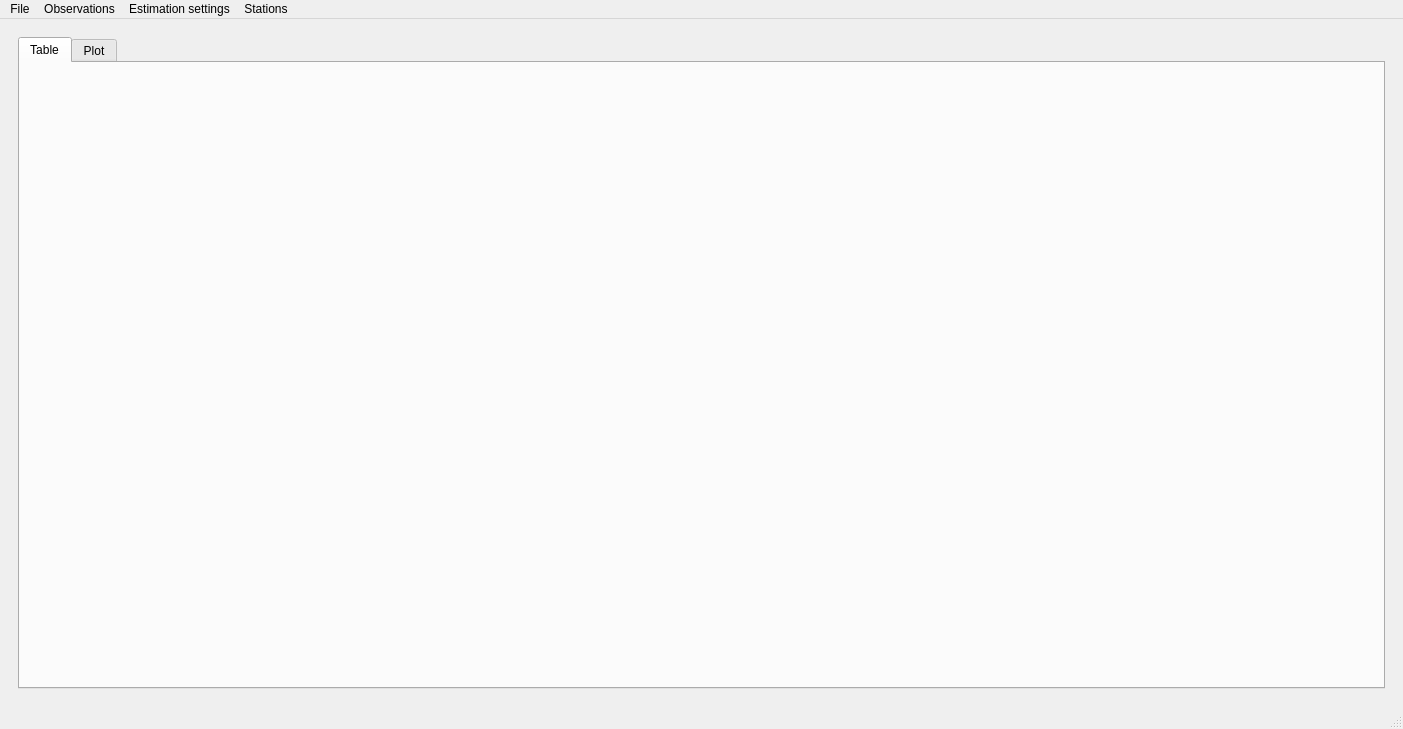
Above: gravtools/gui/MainWindow.ui from ahellers/GravTools before the change. Below: the same form after it.
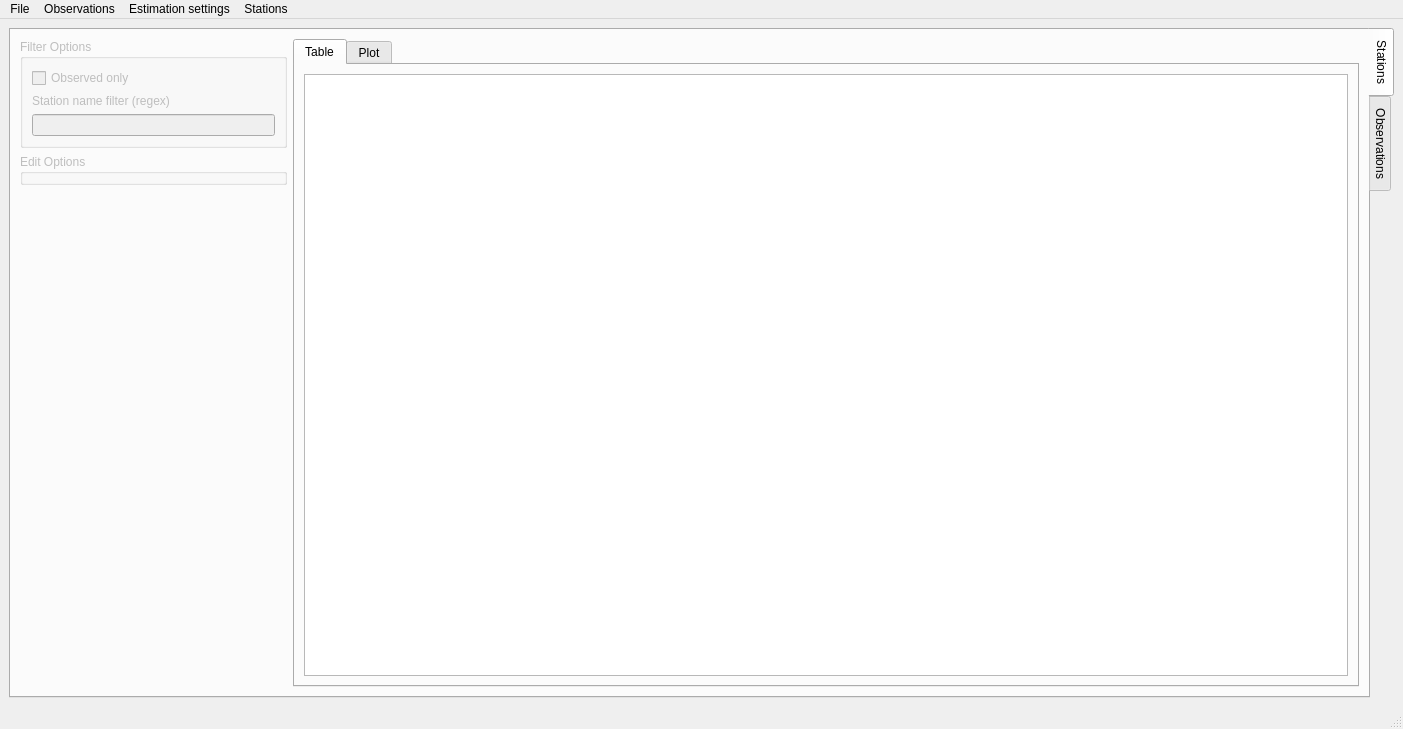
That is the form after the change.

Commit message: Started to create GUI with PyQt5. Creating campaigns, loading station and survey already implemented.

```diff
--- a/gravtools/gui/MainWindow.ui
+++ b/gravtools/gui/MainWindow.ui
@@ -16,13 +16,95 @@
   <widget class="QWidget" name="centralwidget">
    <layout class="QHBoxLayout" name="horizontalLayout">
     <item>
-     <widget class="QStackedWidget" name="stackedWidget_Main">
+     <widget class="QTabWidget" name="tabWidget_Main">
+      <property name="tabPosition">
+       <enum>QTabWidget::East</enum>
+      </property>
       <property name="currentIndex">
        <number>1</number>
       </property>
-      <widget class="QWidget" name="page_Observations"/>
-      <widget class="QWidget" name="page_Stations">
-       <layout class="QVBoxLayout" name="verticalLayout">
+      <property name="movable">
+       <bool>true</bool>
+      </property>
+      <widget class="QWidget" name="tabWidget_MainPage1">
+       <attribute name="title">
+        <string>Stations</string>
+       </attribute>
+       <layout class="QVBoxLayout" name="verticalLayout_4">
+        <item>
+         <layout class="QHBoxLayout" name="horizontalLayout_2" stretch="1,4">
+          <item>
+           <layout class="QVBoxLayout" name="verticalLayout_3">
+            <item>
+             <widget class="QGroupBox" name="groupBox_filter_options">
+              <property name="enabled">
+               <bool>false</bool>
+              </property>
+              <property name="toolTip">
+               <string>Display options for stations</string>
+              </property>
+              <property name="title">
+               <string>Filter Options</string>
+              </property>
+              <property name="flat">
+               <bool>false</bool>
+              </property>
+              <property name="checkable">
+               <bool>false</bool>
+              </property>
+              <layout class="QVBoxLayout" name="verticalLayout_2">
+               <item>
+                <widget class="QCheckBox" name="checkBox_filter_observed_stat_only">
+                 <property name="toolTip">
+                  <string>Display only stations that were observed in this campaign. </string>
+                 </property>
+                 <property name="text">
+                  <string>Observed only</string>
+                 </property>
+                </widget>
+               </item>
+               <item>
+                <widget class="QLabel" name="label">
+                 <property name="text">
+                  <string>Station name filter (regex)</string>
+                 </property>
+                </widget>
+               </item>
+               <item>
+                <widget class="QLineEdit" name="lineEdit_filter_stat_name">
+                 <property name="text">
+                  <string/>
+                 </property>
+                </widget>
+               </item>
+              </layout>
+             </widget>
+            </item>
+            <item>
+             <widget class="QGroupBox" name="groupBox_edit_options">
+              <property name="enabled">
+               <bool>false</bool>
+              </property>
+              <property name="title">
+               <string>Edit Options</string>
+              </property>
+             </widget>
+            </item>
+            <item>
+             <spacer name="verticalSpacer">
+              <property name="orientation">
+               <enum>Qt::Vertical</enum>
+              </property>
+              <property name="sizeHint" stdset="0">
+               <size>
+                <width>20</width>
+                <height>40</height>
+               </size>
+              </property>
+             </spacer>
+            </item>
+           </layout>
+          </item>
         <item>
          <widget class="QTabWidget" name="tab_Widget_Stations">
           <property name="currentIndex">
@@ -32,6 +114,18 @@
            <attribute name="title">
             <string>Table</string>
            </attribute>
+             <layout class="QVBoxLayout" name="verticalLayout">
+              <item>
+               <widget class="QTableView" name="tableView_Stations">
+                <property name="sizeAdjustPolicy">
+                 <enum>QAbstractScrollArea::AdjustToContents</enum>
+                </property>
+                <attribute name="horizontalHeaderCascadingSectionResizes">
+                 <bool>true</bool>
+                </attribute>
+               </widget>
+              </item>
+             </layout>
           </widget>
           <widget class="QWidget" name="tab_Stations_Plot">
            <attribute name="title">
@@ -41,6 +135,14 @@
          </widget>
         </item>
        </layout>
+        </item>
+       </layout>
+      </widget>
+      <widget class="QWidget" name="tabWidget_MainPage2">
+       <attribute name="title">
+        <string>Observations</string>
+       </attribute>
+       <layout class="QHBoxLayout" name="horizontalLayout"/>
       </widget>
      </widget>
     </item>
```
Left out of the diff: 4 changed lines with no effect on the pictures. Lines whose indentation alone changed are shown as unchanged. The commit also changes 10 other files.
